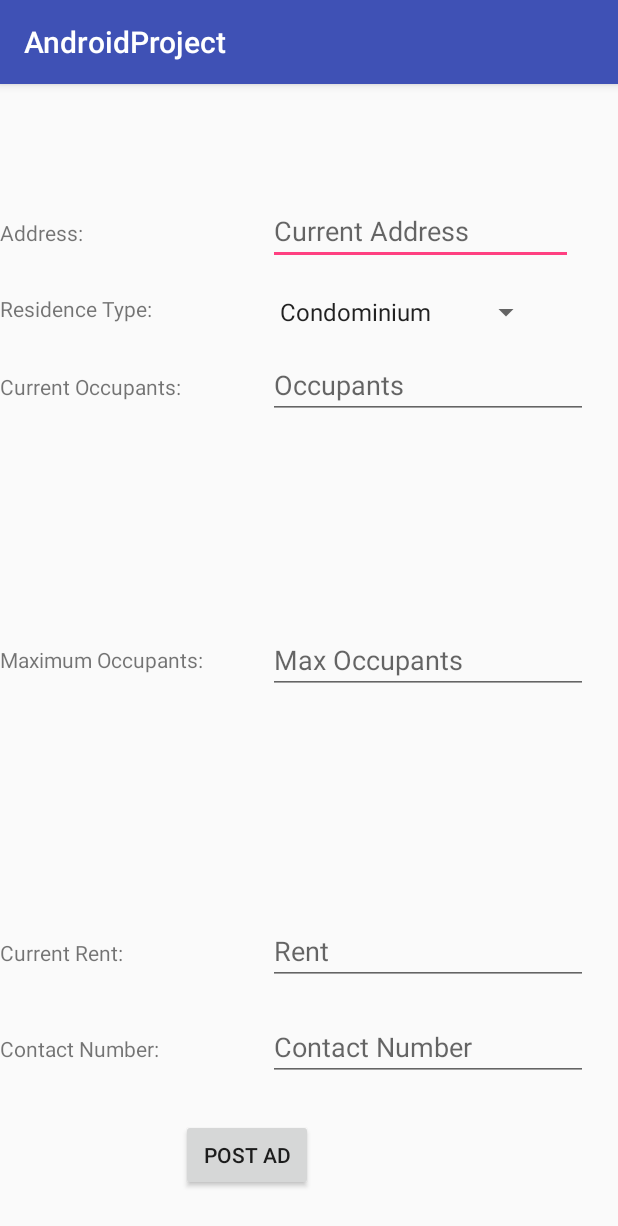
After one commit to HappyGoldDeveloper/AndroidProject-ADEV-2007, an Android app: the PostAdd screen opened directly, with no data from a screen before it, on a phone screen of 412 x 824 dp. The commit adds this screen. Shown: the top 1226 px of the screen. Run offline under Robolectric (Android 15) with nearby library versions, the phone set to English and light mode, and no system bars; our stand-ins replace Firebase (no records; nobody signed in at launch, a user with empty details on screens opened directly).

Commit message:
Added functionality to PostAdd activity and added Firebase Firestore into Activity.

```diff
--- a/app/build.gradle
+++ b/app/build.gradle
@@ -22,6 +22,7 @@ dependencies {
     implementation fileTree(dir: 'libs', include: ['*.jar'])
     implementation 'com.android.support:appcompat-v7:28.0.0'
     implementation 'com.android.support.constraint:constraint-layout:1.1.3'
+    implementation 'com.google.firebase:firebase-firestore:11.8.0'
     testImplementation 'junit:junit:4.12'
     androidTestImplementation 'com.android.support.test:runner:1.0.2'
     androidTestImplementation 'com.android.support.test.espresso:espresso-core:3.0.2'
--- a/app/src/main/AndroidManifest.xml
+++ b/app/src/main/AndroidManifest.xml
@@ -2,7 +2,7 @@
 <manifest xmlns:android="http://schemas.android.com/apk/res/android"
     package="com.example.arshdeepsangha.androidproject">
 
-    <uses-permission android:name="android.permission.INTERNET"></uses-permission>
+    <uses-permission android:name="android.permission.INTERNET" />
 
     <application
         android:allowBackup="true"
@@ -19,7 +19,8 @@
             </intent-filter>
         </activity>
         <activity android:name=".Register" />
-        <activity android:name=".Home"></activity>
+        <activity android:name=".Home" />
+        <activity android:name=".PostAdd"></activity>
     </application>
 
 </manifest>
--- a/app/src/main/java/com/example/arshdeepsangha/androidproject/Home.java
+++ b/app/src/main/java/com/example/arshdeepsangha/androidproject/Home.java
@@ -1,13 +1,28 @@
 package com.example.arshdeepsangha.androidproject;
 
+import android.content.Intent;
+import android.os.Bundle;
 import android.support.v7.app.AppCompatActivity;
-import android.os.Bundle;
+import android.view.View;
+import android.widget.Button;
 
 public class Home extends AppCompatActivity {
+
+    private Button btnPostAd;
 
     @Override
     protected void onCreate(Bundle savedInstanceState) {
         super.onCreate(savedInstanceState);
         setContentView(R.layout.activity_home);
+
+        btnPostAd = findViewById(R.id.btnPostAd);
+
+        btnPostAd.setOnClickListener(new View.OnClickListener() {
+            @Override
+            public void onClick(View v) {
+                Intent intent = new Intent(Home.this,PostAdd.class);
+                startActivity(intent);
+            }
+        });
     }
 }
--- /dev/null
+++ b/app/src/main/java/com/example/arshdeepsangha/androidproject/PostAdd.java
@@ -0,0 +1,108 @@
+package com.example.arshdeepsangha.androidproject;
+
+import android.os.Bundle;
+import android.support.v7.app.AppCompatActivity;
+import android.util.Log;
+import android.view.View;
+import android.widget.AdapterView;
+import android.widget.ArrayAdapter;
+import android.widget.Button;
+import android.widget.EditText;
+import android.widget.Spinner;
+import android.widget.Toast;
+
+import com.google.firebase.auth.FirebaseAuth;
+
+public class PostAdd extends AppCompatActivity implements AdapterView.OnItemSelectedListener {
+
+    private EditText etAddress;
+    private Spinner spinnerResidence;
+    private EditText etOcc;
+    private EditText etMaxOcc;
+    private EditText etRent;
+    private EditText etPhone;
+
+    private String address;
+    private String residence;
+    private String occ;
+    private String maxOcc;
+    private String rent;
+    private String phone;
+    private String user;
+
+    private Button btnPost;
+
+    private FirebaseAuth firebaseAuth;
+
+
+    @Override
+    protected void onCreate(Bundle savedInstanceState) {
+        super.onCreate(savedInstanceState);
+        setContentView(R.layout.activity_post_add);
+
+        etAddress = findViewById(R.id.etAddress);
+        firebaseAuth = FirebaseAuth.getInstance();
+
+        user = firebaseAuth.getCurrentUser().getEmail();
+
+        spinnerResidence = findViewById(R.id.spinnerResidence);
+        ArrayAdapter<CharSequence> adapter = ArrayAdapter.createFromResource(this,R.array.residence, android.R.layout.simple_spinner_item);
+        adapter.setDropDownViewResource(android.R.layout.simple_spinner_dropdown_item);
+        spinnerResidence.setAdapter(adapter);
+        spinnerResidence.setOnItemSelectedListener(this);
+
+
+        etOcc = findViewById(R.id.etOcc);
+        etMaxOcc = findViewById(R.id.etMaxOcc);
+        etRent = findViewById(R.id.etRent);
+        etPhone = findViewById(R.id.etPhone);
+
+        btnPost = findViewById(R.id.btnPost);
+
+        btnPost.setOnClickListener(new View.OnClickListener() {
+            @Override
+            public void onClick(View v) {
+
+                getValues();
+
+            }
+        });
+
+
+    }
+
+    private void getValues()
+    {
+        address = etAddress.getText().toString();
+        occ = etOcc.getText().toString();
+        maxOcc = etMaxOcc.getText().toString();
+        rent = etRent.getText().toString();
+        phone= etPhone.getText().toString();
+
+        if(address.equals("") || occ.equals("") || maxOcc.equals("") || rent.equals("") || phone.equals(""))
+        {
+            Toast.makeText(PostAdd.this,"Please fill in all fields to Post Ad",Toast.LENGTH_LONG).show();
+        }
+
+        if(phone.length() > 10)
+        {
+            Toast.makeText(PostAdd.this,"Please enter a Valid Phone Number",Toast.LENGTH_LONG).show();
+        }
+    }
+
+    @Override
+    public void onItemSelected(AdapterView<?> parent, View view, int position, long id) {
+
+        if(parent.getId() == R.id.spinnerResidence)
+        {
+            residence = spinnerResidence.getSelectedItem().toString();
+            Log.d("Arsh",residence);
+        }
+
+    }
+
+    @Override
+    public void onNothingSelected(AdapterView<?> parent) {
+
+    }
+}
--- a/app/src/main/res/layout/activity_home.xml
+++ b/app/src/main/res/layout/activity_home.xml
@@ -1,9 +1,18 @@
 <?xml version="1.0" encoding="utf-8"?>
-<android.support.constraint.ConstraintLayout xmlns:android="http://schemas.android.com/apk/res/android"
+<RelativeLayout xmlns:android="http://schemas.android.com/apk/res/android"
     xmlns:app="http://schemas.android.com/apk/res-auto"
     xmlns:tools="http://schemas.android.com/tools"
     android:layout_width="match_parent"
     android:layout_height="match_parent"
     tools:context=".Home">
 
-</android.support.constraint.ConstraintLayout>
+    <Button
+        android:id="@+id/btnPostAd"
+        android:layout_width="wrap_content"
+        android:layout_height="wrap_content"
+        android:layout_alignParentEnd="true"
+        android:layout_alignParentTop="true"
+        android:layout_marginEnd="19dp"
+        android:layout_marginTop="17dp"
+        android:text="Post Ad" />
+</RelativeLayout>
--- /dev/null
+++ b/app/src/main/res/layout/activity_post_add.xml
@@ -0,0 +1,132 @@
+<?xml version="1.0" encoding="utf-8"?>
+<RelativeLayout xmlns:android="http://schemas.android.com/apk/res/android"
+    xmlns:app="http://schemas.android.com/apk/res-auto"
+    xmlns:tools="http://schemas.android.com/tools"
+    android:layout_width="match_parent"
+    android:layout_height="match_parent"
+    tools:context=".PostAdd">
+
+    <TextView
+        android:id="@+id/textView6"
+        android:layout_width="wrap_content"
+        android:layout_height="wrap_content"
+        android:layout_alignEnd="@+id/textView7"
+        android:layout_alignParentTop="true"
+        android:layout_marginTop="89dp"
+        android:text="Address:"
+        app:layout_constraintStart_toStartOf="parent"
+        tools:layout_editor_absoluteY="77dp" />
+
+    <EditText
+        android:id="@+id/etAddress"
+        android:layout_width="203dp"
+        android:layout_height="wrap_content"
+        android:layout_alignBaseline="@+id/textView6"
+        android:layout_alignParentEnd="true"
+        android:layout_marginEnd="30dp"
+        android:ems="10"
+        android:hint="Current Address"
+        android:inputType="textPersonName"
+        tools:layout_editor_absoluteX="145dp"
+        tools:layout_editor_absoluteY="59dp" />
+
+    <Spinner
+        android:id="@+id/spinnerResidence"
+        android:layout_width="wrap_content"
+        android:layout_height="wrap_content"
+        android:layout_alignParentTop="true"
+        android:layout_alignStart="@+id/etAddress"
+        android:layout_marginTop="140dp"></Spinner>
+
+    <TextView
+        android:id="@+id/textView8"
+        android:layout_width="wrap_content"
+        android:layout_height="wrap_content"
+        android:layout_alignBaseline="@+id/etOcc"
+        android:layout_alignParentStart="true"
+        android:text="Current Occupants:" />
+
+    <EditText
+        android:id="@+id/etOcc"
+        android:layout_width="wrap_content"
+        android:layout_height="wrap_content"
+        android:layout_alignParentTop="true"
+        android:layout_alignStart="@+id/etAddress"
+        android:layout_marginTop="178dp"
+        android:ems="10"
+        android:hint="Occupants"
+        android:inputType="number" />
+
+    <TextView
+        android:id="@+id/textView9"
+        android:layout_width="wrap_content"
+        android:layout_height="wrap_content"
+        android:layout_alignParentStart="true"
+        android:layout_centerVertical="true"
+        android:text="Maximum Occupants:" />
+
+    <EditText
+        android:id="@+id/etMaxOcc"
+        android:layout_width="wrap_content"
+        android:layout_height="wrap_content"
+        android:layout_alignStart="@+id/etAddress"
+        android:layout_centerVertical="true"
+        android:ems="10"
+        android:hint="Max Occupants"
+        android:inputType="number" />
+
+    <TextView
+        android:id="@+id/textView11"
+        android:layout_width="wrap_content"
+        android:layout_height="wrap_content"
+        android:layout_alignBaseline="@+id/etRent"
+        android:layout_alignParentStart="true"
+        android:text="Current Rent:" />
+
+    <EditText
+        android:id="@+id/etRent"
+        android:layout_width="wrap_content"
+        android:layout_height="wrap_content"
+        android:layout_alignParentBottom="true"
+        android:layout_alignStart="@+id/etAddress"
+        android:layout_marginBottom="167dp"
+        android:ems="10"
+        android:hint="Rent"
+        android:inputType="number" />
+
+    <TextView
+        android:id="@+id/textView12"
+        android:layout_width="wrap_content"
+        android:layout_height="wrap_content"
+        android:layout_alignBaseline="@+id/etPhone"
+        android:layout_alignParentStart="true"
+        android:text="Contact Number:" />
+
+    <EditText
+        android:id="@+id/etPhone"
+        android:layout_width="wrap_content"
+        android:layout_height="wrap_content"
+        android:layout_alignParentBottom="true"
+        android:layout_alignStart="@+id/etAddress"
+        android:layout_marginBottom="103dp"
+        android:ems="10"
+        android:hint="Contact Number"
+        android:inputType="phone" />
+
+    <Button
+        android:id="@+id/btnPost"
+        android:layout_width="wrap_content"
+        android:layout_height="wrap_content"
+        android:layout_alignParentBottom="true"
+        android:layout_marginBottom="30dp"
+        android:layout_toEndOf="@+id/textView8"
+        android:text="Post Ad" />
+
+    <TextView
+        android:id="@+id/textView13"
+        android:layout_width="wrap_content"
+        android:layout_height="wrap_content"
+        android:layout_alignParentStart="true"
+        android:layout_alignTop="@+id/spinnerResidence"
+        android:text="Residence Type:" />
+</RelativeLayout>
--- a/app/src/main/res/values/strings.xml
+++ b/app/src/main/res/values/strings.xml
@@ -1,3 +1,11 @@
 <resources>
     <string name="app_name">AndroidProject</string>
+
+    <string-array name="residence">
+        <item>Condominium</item>
+        <item>Detached House</item>
+        <item>Townhouse</item>
+        <item>Duplex/Triplex</item>
+    </string-array>
+
 </resources>
```
